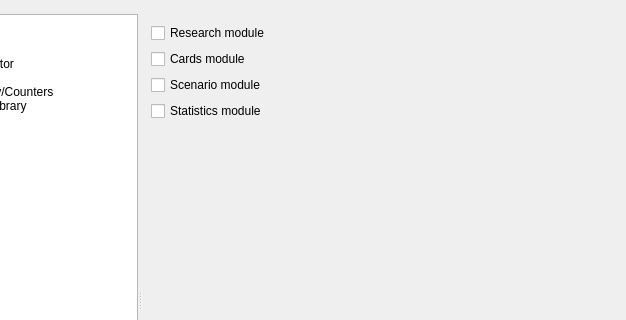
This is src/bin/scenarist-desktop/UserInterfaceLayer/Settings/SettingsView.ui in dimkanovikov/KITScenarist as Qt 5 draws it before an edit; both pictures show x 92 to 718 and y 0 to 320 of the 718 by 600 pixel window. The edited form follows.
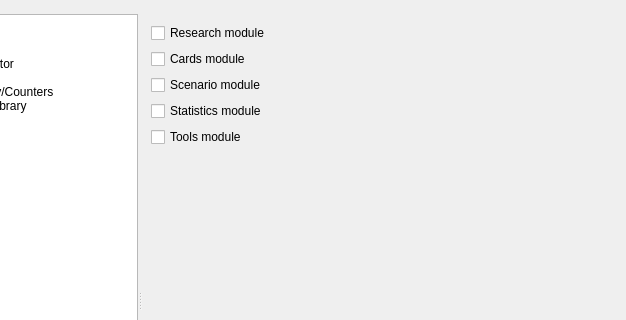
This is the edited form. The open tabs and pages were chosen to show the change. Icons and pictures are not drawn. Custom widgets are drawn as their Qt base class.

Diff of the .ui file:
```diff
--- a/src/bin/scenarist-desktop/UserInterfaceLayer/Settings/SettingsView.ui
+++ b/src/bin/scenarist-desktop/UserInterfaceLayer/Settings/SettingsView.ui
@@ -476,6 +476,13 @@
                     </property>
                    </widget>
                   </item>
+                  <item>
+                   <widget class="QCheckBox" name="applicationModuleTools">
+                    <property name="text">
+                     <string>Tools module</string>
+                    </property>
+                   </widget>
+                  </item>
                   <item>
                    <spacer name="verticalSpacer_6">
                     <property name="orientation">
```
Left out of the diff: 4 changed lines with no effect on the pictures.
